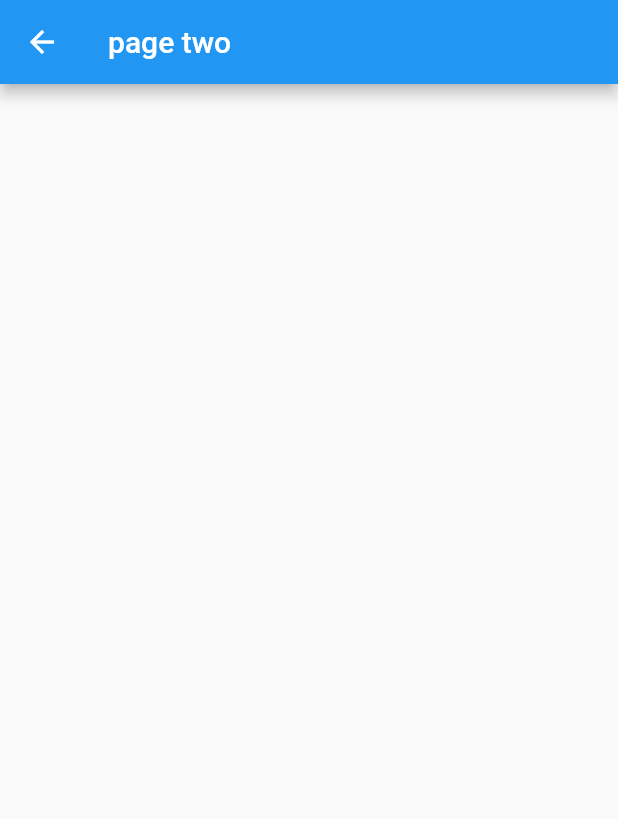
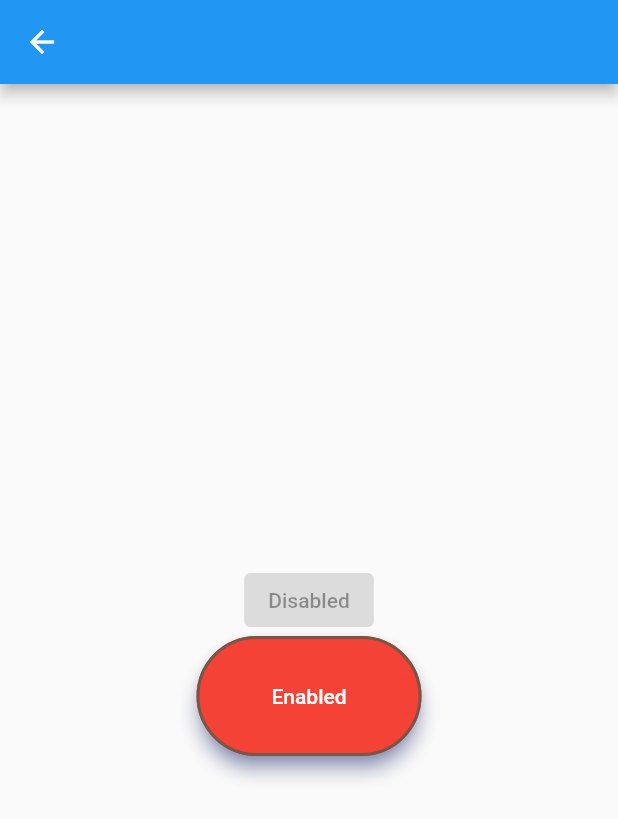
Before and after one commit to kento-ishizaki-lvgs/sample-app, a Flutter app: the screen it shows after launch, after a tap on "ボタン2", on a phone screen of 412 x 824 dp. Shown: the top 819 px of the screen. Run offline on Flutter 3.47's test engine with Material 2 defaults, Android fonts, the phone set to English and light mode, and no system bars; our stand-ins replace firebase_analytics, firebase_core, firebase_crashlytics, go_router; accounts and stored records are empty.

Commit message:
WIP: チートシートにコンテンツ追加

```diff
--- a/analysis_options.yaml
+++ b/analysis_options.yaml
@@ -1,2 +1,6 @@
 # https://pub.dev/packages/pedantic_mono
 include: package:pedantic_mono/analysis_options.yaml
+
+linter:
+  rules:
+    avoid_print: false
--- /dev/null
+++ b/lib/configs/analytics.dart
@@ -0,0 +1,3 @@
+enum AnalyticsEventType {
+  navigation,
+}
--- a/lib/main.dart
+++ b/lib/main.dart
@@ -1,10 +1,13 @@
+import 'package:firebase_analytics/firebase_analytics.dart';
 import 'package:firebase_core/firebase_core.dart';
+import 'package:firebase_crashlytics/firebase_crashlytics.dart';
 import 'package:flutter/material.dart';
 import 'package:go_router/go_router.dart';
 import 'package:sample_app/configs/log.dart';
 import 'package:sample_app/views/page1.dart';
 import 'package:sample_app/views/page2.dart';
 import 'package:sample_app/views/page3.dart';
+import 'package:sample_app/views/widget_cheat_sheet.dart';
 
 import 'buttons.dart';
 
@@ -16,6 +19,10 @@ Future<void> main() async {
 
 class MyApp extends StatelessWidget {
   MyApp({Key? key}) : super(key: key);
+
+  static FirebaseAnalytics analytics = FirebaseAnalytics.instance;
+  static FirebaseAnalyticsObserver observer =
+      FirebaseAnalyticsObserver(analytics: analytics);
 
   @override
   Widget build(BuildContext context) {
@@ -50,7 +57,12 @@ class MyApp extends StatelessWidget {
         path: '/page3',
         builder: (context, state) => const PageThree(),
       ),
+      GoRoute(
+        path: '/widget_cheat_sheet',
+        builder: (context, state) => const WidgetChearSheet(),
+      ),
     ],
+    observers: [observer],
   );
 }
 
@@ -83,7 +95,7 @@ class _MyHomePageState extends State<MyHomePage> {
           children: [
             elevatedBtn(func: goPageOne, title: 'ボタン1'),
             elevatedBtn(func: blue, title: 'ボタン2'),
-            elevatedBtn(func: red, title: 'ボタン3'),
+            elevatedBtn(func: main, title: 'ボタン3'),
             Text(
               '$_counter',
               style: Theme.of(context).textTheme.headline4,
@@ -100,16 +112,59 @@ class _MyHomePageState extends State<MyHomePage> {
 
   void goPageOne() {
     log('nav to page one');
+    // FirebaseCrashlytics.instance.crash();
+    FirebaseCrashlytics.instance.log('hello crash log');
     context.push('/page1');
   }
 
-  void blue() {
-    logInfo('nav to page two');
-    context.push('/page2');
+  Future<void> blue() async {
+    // final _params = {'1': 'hoge'};
+    // logInfo('nav to page two');
+    // await FirebaseAnalytics.instance.logEvent(
+    //   name: 'fuga',
+    //   parameters: _params,
+    // );
+    context.push('/widget_cheat_sheet');
   }
 
   void red() {
     logError('nav to page three');
     // context.push('/page3');
   }
+
+  void main() {
+    // for (var i = 0; i < 10; i++) {
+    //   print(i);
+    // }
+    // print('hoge');
+    // await Future<void>.delayed(Duration(seconds: 1));
+    // final _fruits = ['apple', 'banana', 'grape', 'orange'];
+    // for (var fruit in _fruits) {
+    //   print(fruit);
+    // }
+
+    // _fruits.forEach(print);
+    // final _intro = getSelfIntroduction();
+    // print(_intro);
+    // return 'hoge';
+    final _list = [1, 2, 3, 4, 5];
+
+    // forEach (final i in _list) {
+    //   await hoge(num);
+    // }
+
+    _list.forEach((num) async {
+      await hoge(num);
+    });
+  }
+
+  Future<void> hoge(int i) async {
+    print('遅延前');
+    await Future<void>.delayed(Duration(seconds: 1));
+    print(i);
+  }
+
+  String getSelfIntroduction({String? userName}) {
+    return '私の名前は$userNameです';
+  }
 }
--- /dev/null
+++ b/lib/views/widget_cheat_sheet.dart
@@ -0,0 +1,58 @@
+import 'package:flutter/material.dart';
+
+class WidgetChearSheet extends StatefulWidget {
+  const WidgetChearSheet({Key? key}) : super(key: key);
+
+  @override
+  _WidgetChearSheetState createState() => _WidgetChearSheetState();
+}
+
+class _WidgetChearSheetState extends State<WidgetChearSheet> {
+  String? val = 'first';
+
+  @override
+  Widget build(BuildContext context) {
+    return Scaffold(
+      appBar: AppBar(),
+      body: Center(
+        child: Column(
+          mainAxisAlignment: MainAxisAlignment.center,
+          children: [
+            const ElevatedButton(
+              onPressed: null,
+              child: Text('Disabled'),
+            ),
+            SizedBox(
+              width: 150,
+              height: 80,
+              child: ElevatedButton(
+                onPressed: () {},
+                onLongPress: () {},
+                style: ElevatedButton.styleFrom(
+                  elevation: 5,
+                  shadowColor: Colors.indigo,
+                  primary: Colors.red,
+                  side: const BorderSide(
+                    color: Colors.brown,
+                    width: 2,
+                  ),
+                  // 角丸化
+                  shape: RoundedRectangleBorder(
+                    borderRadius: BorderRadius.circular(40),
+                  ),
+                ),
+                child: const Text('Enabled'),
+              ),
+            ),
+          ],
+        ),
+      ),
+    );
+  }
+}
+
+Widget hSpace(double height) {
+  return SizedBox(
+    height: height,
+  );
+}
--- a/pubspec.yaml
+++ b/pubspec.yaml
@@ -9,6 +9,7 @@ environment:
 dependencies:
   firebase_analytics: ^9.0.4
   firebase_core: ^1.10.6
+  firebase_crashlytics: ^2.4.5
   flutter:
     sdk: flutter
   go_router: ^3.0.0
@@ -21,3 +22,6 @@ dev_dependencies:
 
 flutter:
   uses-material-design: true
+
+  assets:
+    - assets/images/
```
Also changed, not shown: lib/gen/assets.gen.dart (added, +70 -0 lines), assets/images/lion.png (added), pubspec.lock, 4 other files.
